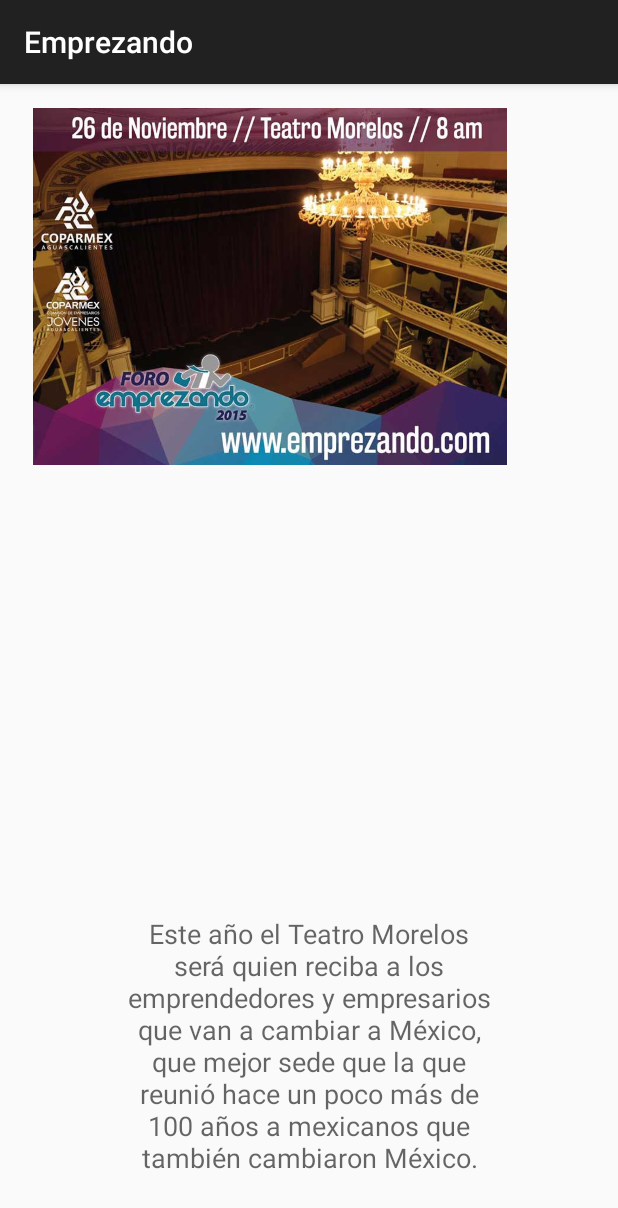
After one commit to CCEO/Emprezando, an Android app: the fragment VenueFragment shown on its own in the app's theme, on a phone screen of 412 x 824 dp. The commit adds this screen. Shown: the top 1208 px of the screen. Run offline under Robolectric (Android 15) with nearby library versions, the phone set to English and light mode, and no system bars.

Commit message:
Task 6
Tab 4 fragment design

```diff
--- /dev/null
+++ b/app/src/main/java/mx/com/cceo/emprezando/Fragment/VenueFragment.java
@@ -0,0 +1,23 @@
+package mx.com.cceo.emprezando.Fragment;
+
+import android.os.Bundle;
+import android.support.v4.app.Fragment;
+import android.view.LayoutInflater;
+import android.view.View;
+import android.view.ViewGroup;
+
+import mx.com.cceo.emprezando.R;
+
+/**
+ * Created by Hugo on 10/5/2015.
+ */
+public class VenueFragment extends Fragment {
+    @Override
+    public View onCreateView(LayoutInflater inflater, ViewGroup container,
+                             Bundle savedInstanceState) {
+        ViewGroup rootView = (ViewGroup) inflater.inflate(
+                R.layout.fragment_venue, container, false);
+
+        return rootView;
+    }
+}
--- a/app/src/main/java/mx/com/cceo/emprezando/MainActivity.java
+++ b/app/src/main/java/mx/com/cceo/emprezando/MainActivity.java
@@ -14,6 +14,7 @@ import mx.com.cceo.emprezando.Fragment.BlankFragment;
 import mx.com.cceo.emprezando.Fragment.InformationFragment;
 import mx.com.cceo.emprezando.Fragment.MemoriesFragment;
 import mx.com.cceo.emprezando.Fragment.ProgramFragment;
+import mx.com.cceo.emprezando.Fragment.VenueFragment;
 
 public class MainActivity extends AppCompatActivity {
 
@@ -80,7 +81,7 @@ public class MainActivity extends AppCompatActivity {
                 case 0: return new InformationFragment();
                 case 1: return new ProgramFragment();
                 case 2: return new MemoriesFragment();
-                case 3: return new BlankFragment();
+                case 3: return new VenueFragment();
                 default: return new BlankFragment();
             }
 
--- /dev/null
+++ b/app/src/main/res/layout/fragment_venue.xml
@@ -0,0 +1,24 @@
+<?xml version="1.0" encoding="utf-8"?>
+<FrameLayout xmlns:android="http://schemas.android.com/apk/res/android"
+    android:orientation="vertical" android:layout_width="match_parent"
+    android:layout_height="match_parent">
+
+    <ImageView
+        android:padding="16dip"
+        android:src="@drawable/background_sede"
+        android:layout_width="360dip"
+        android:layout_height="270dip"
+        android:id="@+id/imageView9"
+        android:layout_alignParentTop="true"
+        android:layout_alignParentStart="true" />
+
+    <TextView
+        android:layout_width="260dip"
+        android:layout_height="wrap_content"
+        android:textAppearance="?android:attr/textAppearanceMedium"
+        android:gravity="center"
+        android:text="Este año el Teatro Morelos será quien reciba a los emprendedores y empresarios que van a cambiar a México, que mejor sede que la que reunió hace un poco más de 100 años a mexicanos que también cambiaron México."
+        android:id="@+id/textView4"
+        android:layout_marginBottom="40dp"
+        android:layout_gravity="center_horizontal|bottom" />
+</FrameLayout>
```
Also changed, not shown: app/src/main/res/drawable/background_sede.jpg (added).
